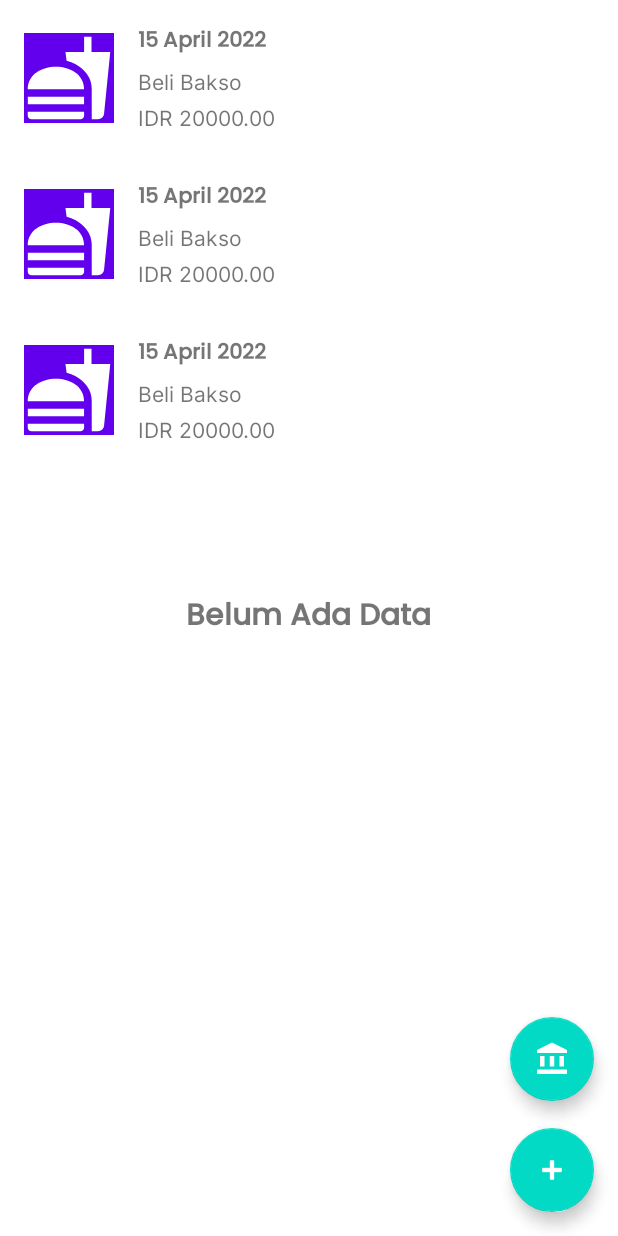
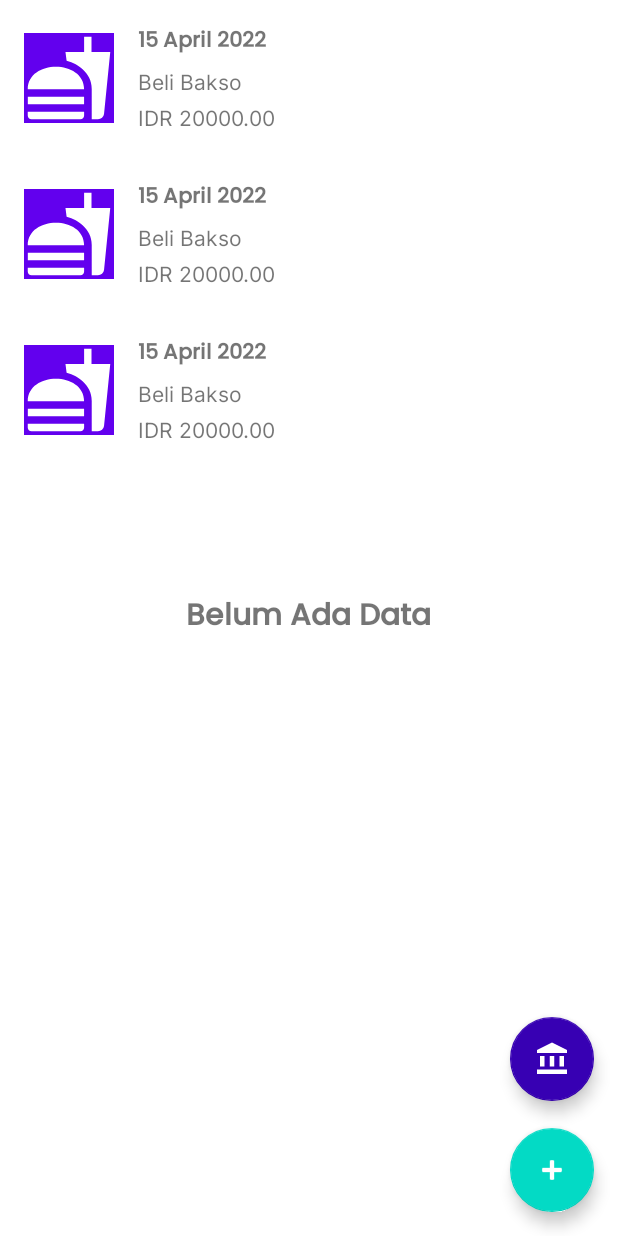
Before and after one commit to alfinabalqis/assesmen-1, an Android app: the layout item_list_fragment.xml on its own in the app's theme, with its tools: preview values and no code run, on a phone screen of 412 x 824 dp. Run offline under Robolectric (Android 15) with nearby library versions, the phone set to English and light mode, and no system bars.

Commit message:
add background color fab bank

```diff
--- a/app/src/main/res/layout/item_list_fragment.xml
+++ b/app/src/main/res/layout/item_list_fragment.xml
@@ -38,7 +38,8 @@
             android:src="@drawable/ic_bank"
             app:layout_constraintBottom_toBottomOf="parent"
             app:layout_constraintEnd_toEndOf="parent"
-            app:tint="@android:color/white" />
+            app:tint="@android:color/white"
+            app:backgroundTint="@color/purple_700" />
 
         <com.google.android.material.floatingactionbutton.FloatingActionButton
             android:id="@+id/floatingActionButton"
```
